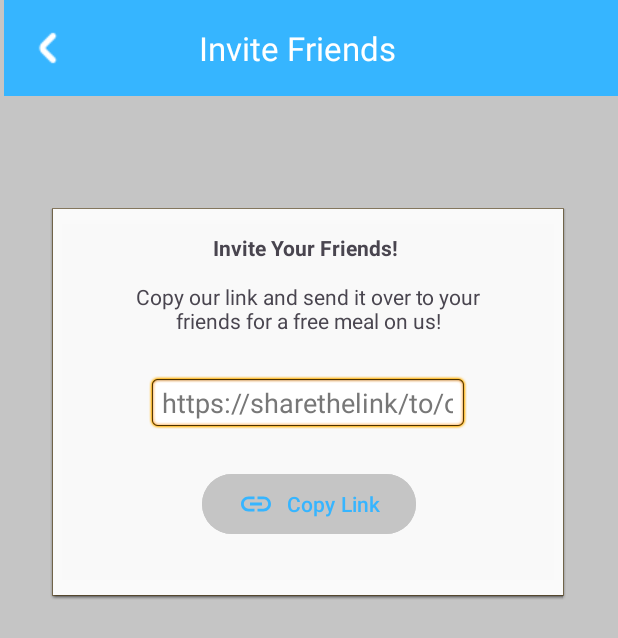
After one commit to Wmelendez1/OrderNowApp, an Android app: the InviteSetting screen opened directly, with no data from a screen before it, on a phone screen of 412 x 824 dp. The commit adds this screen. Shown: the top 638 px of the screen. Run offline under Robolectric (Android 15) with nearby library versions, the phone set to English and light mode, and no system bars.

Commit message:
completed the layout for the invite friends.

```diff
--- a/app/src/main/AndroidManifest.xml
+++ b/app/src/main/AndroidManifest.xml
@@ -19,9 +19,11 @@
         android:supportsRtl="true"
         android:theme="@style/Theme.OrderNow">
         <activity
+            android:name=".activities.InviteSetting"
+            android:exported="false" />
+        <activity
             android:name=".activities.Settings"
-            android:exported="false" />
-        <!-- Activities -->
+            android:exported="false" /> <!-- Activities -->
         <activity
             android:name=".activities.ProfileLayout"
             android:exported="false" />
@@ -50,7 +52,7 @@
             android:name="androidx.core.content.FileProvider"
             android:authorities="${applicationId}.provider"
             android:exported="false"
-            android:grantUriPermissions="true"></provider>
+            android:grantUriPermissions="true" />
     </application>
 
 </manifest>
--- /dev/null
+++ b/app/src/main/java/com/example/ordernow/activities/InviteSetting.java
@@ -0,0 +1,26 @@
+package com.example.ordernow.activities;
+
+import android.os.Bundle;
+
+import androidx.activity.EdgeToEdge;
+import androidx.appcompat.app.AppCompatActivity;
+import androidx.core.graphics.Insets;
+import androidx.core.view.ViewCompat;
+import androidx.core.view.WindowInsetsCompat;
+
+import com.example.ordernow.R;
+
+public class InviteSetting extends AppCompatActivity {
+
+    @Override
+    protected void onCreate(Bundle savedInstanceState) {
+        super.onCreate(savedInstanceState);
+        EdgeToEdge.enable(this);
+        setContentView(R.layout.activity_invite_setting);
+        ViewCompat.setOnApplyWindowInsetsListener(findViewById(R.id.main), (v, insets) -> {
+            Insets systemBars = insets.getInsets(WindowInsetsCompat.Type.systemBars());
+            v.setPadding(systemBars.left, systemBars.top, systemBars.right, systemBars.bottom);
+            return insets;
+        });
+    }
+}
--- /dev/null
+++ b/app/src/main/res/drawable/baseline_link_24.xml
@@ -0,0 +1,5 @@
+<vector xmlns:android="http://schemas.android.com/apk/res/android" android:height="24dp" android:tint="#36B5FF" android:viewportHeight="24" android:viewportWidth="24" android:width="24dp">
+
+    <path android:fillColor="@android:color/white" android:pathData="M3.9,12c0,-1.71 1.39,-3.1 3.1,-3.1h4L11,7L7,7c-2.76,0 -5,2.24 -5,5s2.24,5 5,5h4v-1.9L7,15.1c-1.71,0 -3.1,-1.39 -3.1,-3.1zM8,13h8v-2L8,11v2zM17,7h-4v1.9h4c1.71,0 3.1,1.39 3.1,3.1s-1.39,3.1 -3.1,3.1h-4L13,17h4c2.76,0 5,-2.24 5,-5s-2.24,-5 -5,-5z"/>
+
+</vector>
--- /dev/null
+++ b/app/src/main/res/layout/activity_invite_setting.xml
@@ -0,0 +1,112 @@
+<?xml version="1.0" encoding="utf-8"?>
+<androidx.constraintlayout.widget.ConstraintLayout xmlns:android="http://schemas.android.com/apk/res/android"
+    xmlns:app="http://schemas.android.com/apk/res-auto"
+    xmlns:tools="http://schemas.android.com/tools"
+    android:id="@+id/main"
+    android:layout_width="match_parent"
+    android:layout_height="match_parent"
+    android:background="@color/gray01"
+    tools:context=".activities.InviteSetting">
+
+    <androidx.appcompat.widget.Toolbar
+        android:id="@+id/inviteTB"
+        android:layout_width="409dp"
+        android:layout_height="wrap_content"
+        android:background="@color/themecolor"
+        android:minHeight="?attr/actionBarSize"
+        android:theme="?attr/actionBarTheme"
+        app:layout_constraintBottom_toBottomOf="parent"
+        app:layout_constraintEnd_toEndOf="parent"
+        app:layout_constraintHorizontal_bias="1.0"
+        app:layout_constraintStart_toStartOf="parent"
+        app:layout_constraintTop_toTopOf="parent"
+        app:layout_constraintVertical_bias="0.0"
+        app:title="Invite Friends"
+        app:titleMarginStart="130dp"
+        app:titleTextColor="@color/white" />
+
+    <ImageButton
+        android:id="@+id/imageButton"
+        android:layout_width="wrap_content"
+        android:layout_height="wrap_content"
+        android:background="@color/transparent"
+        app:layout_constraintBottom_toBottomOf="@+id/inviteTB"
+        app:layout_constraintEnd_toEndOf="parent"
+        app:layout_constraintHorizontal_bias="0.042"
+        app:layout_constraintStart_toStartOf="parent"
+        app:layout_constraintTop_toTopOf="parent"
+        app:srcCompat="@drawable/back_arrow"
+        tools:ignore="TouchTargetSizeCheck,SpeakableTextPresentCheck" />
+
+    <androidx.constraintlayout.widget.ConstraintLayout
+        android:layout_width="344dp"
+        android:layout_height="261dp"
+        android:background="@android:drawable/editbox_dropdown_light_frame"
+        app:layout_constraintBottom_toBottomOf="parent"
+        app:layout_constraintEnd_toEndOf="parent"
+        app:layout_constraintHorizontal_bias="0.492"
+        app:layout_constraintStart_toStartOf="parent"
+        app:layout_constraintTop_toBottomOf="@+id/inviteTB"
+        app:layout_constraintVertical_bias="0.15">
+
+        <TextView
+            android:id="@+id/inviteTVBold"
+            android:layout_width="wrap_content"
+            android:layout_height="wrap_content"
+            android:text="Invite Your Friends! "
+            android:textStyle="bold"
+            app:layout_constraintBottom_toBottomOf="parent"
+            app:layout_constraintEnd_toEndOf="parent"
+            app:layout_constraintStart_toStartOf="parent"
+            app:layout_constraintTop_toTopOf="parent"
+            app:layout_constraintVertical_bias="0.066" />
+
+        <EditText
+            android:id="@+id/editTextText"
+            android:layout_width="wrap_content"
+            android:layout_height="wrap_content"
+            android:layout_marginTop="16dp"
+            android:background="@android:drawable/editbox_background"
+            android:editable="false"
+            android:ems="10"
+            android:inputType="text"
+            android:text="https://sharethelink/to/our/app/dummy/link"
+            android:textColor="@color/gray02"
+            app:layout_constraintEnd_toEndOf="parent"
+            app:layout_constraintStart_toStartOf="parent"
+            app:layout_constraintTop_toBottomOf="@+id/inviteTVMgs"
+            tools:ignore="TouchTargetSizeCheck" />
+
+        <TextView
+            android:id="@+id/inviteTVMgs"
+            android:layout_width="248dp"
+            android:layout_height="46dp"
+            android:layout_marginTop="13dp"
+            android:text="Copy our link and send it over to your friends for a free meal on us!"
+            android:textAlignment="center"
+            app:layout_constraintBottom_toTopOf="@+id/editTextText"
+            app:layout_constraintEnd_toEndOf="parent"
+            app:layout_constraintStart_toStartOf="parent"
+            app:layout_constraintTop_toBottomOf="@+id/inviteTVBold"
+            app:layout_constraintVertical_bias="0.21" />
+
+        <Button
+            android:id="@+id/copyLinkBttn"
+            android:layout_width="wrap_content"
+            android:layout_height="wrap_content"
+            android:layout_marginBottom="36dp"
+            android:backgroundTint="@color/gray01"
+            android:drawableLeft="@drawable/baseline_link_24"
+            android:text="Copy Link"
+            android:textColor="@color/themecolor"
+            app:layout_constraintBottom_toBottomOf="parent"
+            app:layout_constraintEnd_toEndOf="parent"
+            app:layout_constraintHorizontal_bias="0.502"
+            app:layout_constraintStart_toStartOf="parent"
+            app:layout_constraintTop_toBottomOf="@+id/editTextText"
+            app:layout_constraintVertical_bias="1.0"
+            tools:ignore="HardcodedText,RtlHardcoded" />
+
+    </androidx.constraintlayout.widget.ConstraintLayout>
+
+</androidx.constraintlayout.widget.ConstraintLayout>
--- a/app/src/main/res/values/colors.xml
+++ b/app/src/main/res/values/colors.xml
@@ -5,5 +5,6 @@
     <color name="themecolor">#36B5FF</color>
     <color name ="gray01">#c5c5c5</color>
     <color name ="gray02">#777777</color>
+    <color name="transparent">#00000000</color>
 
 </resources>
```
